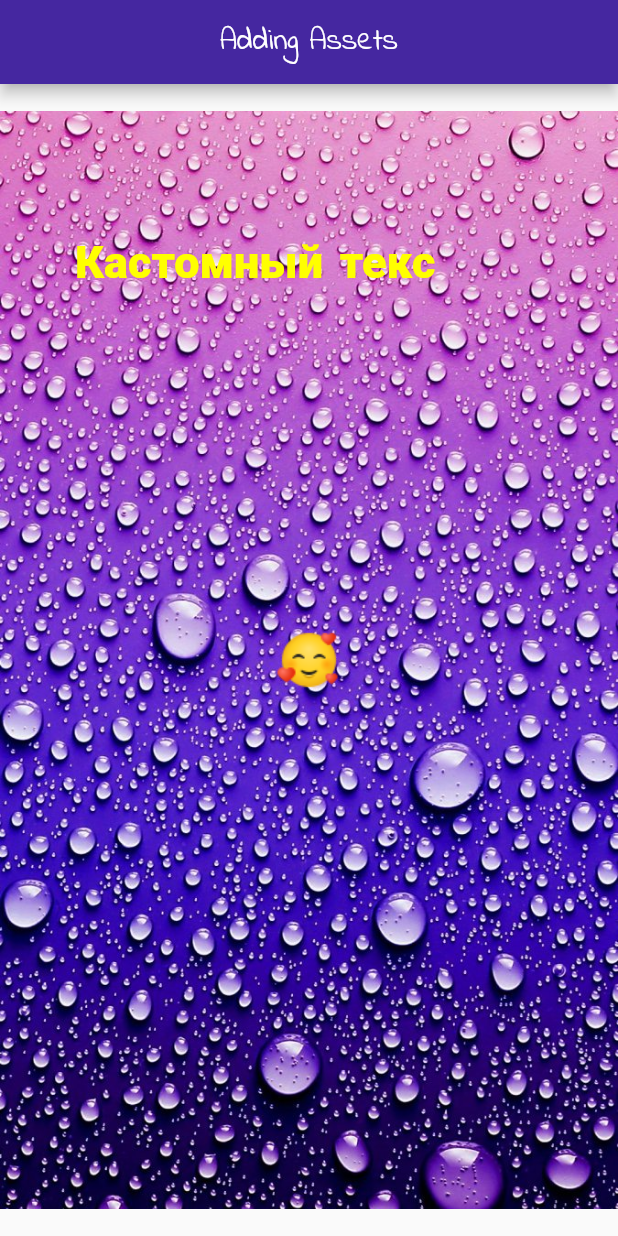
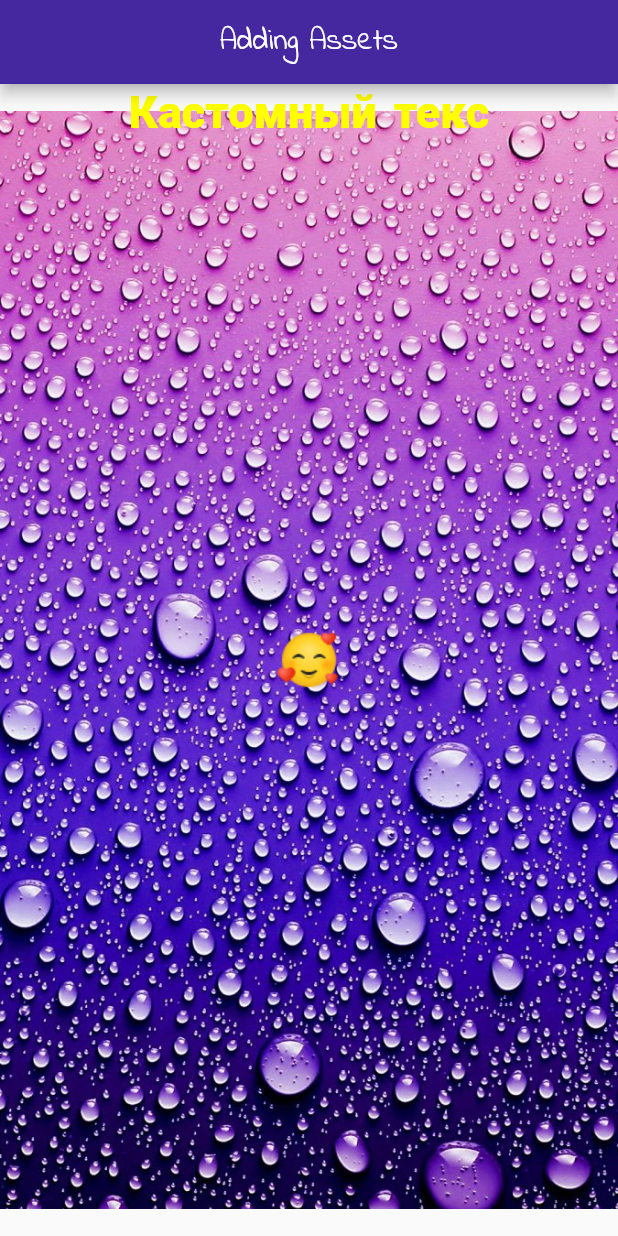
Before and after one commit to Karyakin/flutter_wxamples, a Flutter app: the screen it shows after launch, on a phone screen of 412 x 824 dp. Run offline on Flutter 3.47's test engine with Material 2 defaults, Android fonts, the phone set to English and light mode, and no system bars.

Commit message:
feat: Align

```diff
--- a/lib/widgets/AssetsExample.dart
+++ b/lib/widgets/AssetsExample.dart
@@ -21,8 +21,8 @@ class AssetExamle extends StatelessWidget {
                 image: AssetImage('assets/images/bg.jpg'),
               ),
               Image.asset('assets/icons/icons8.png'),
-              const Padding(
-                padding: EdgeInsets.fromLTRB(50, 100, 50, 30),
+              const Align(
+                alignment: Alignment.topCenter,
                 child: Positioned(
                     top: 16,
                     left: 30,
```
